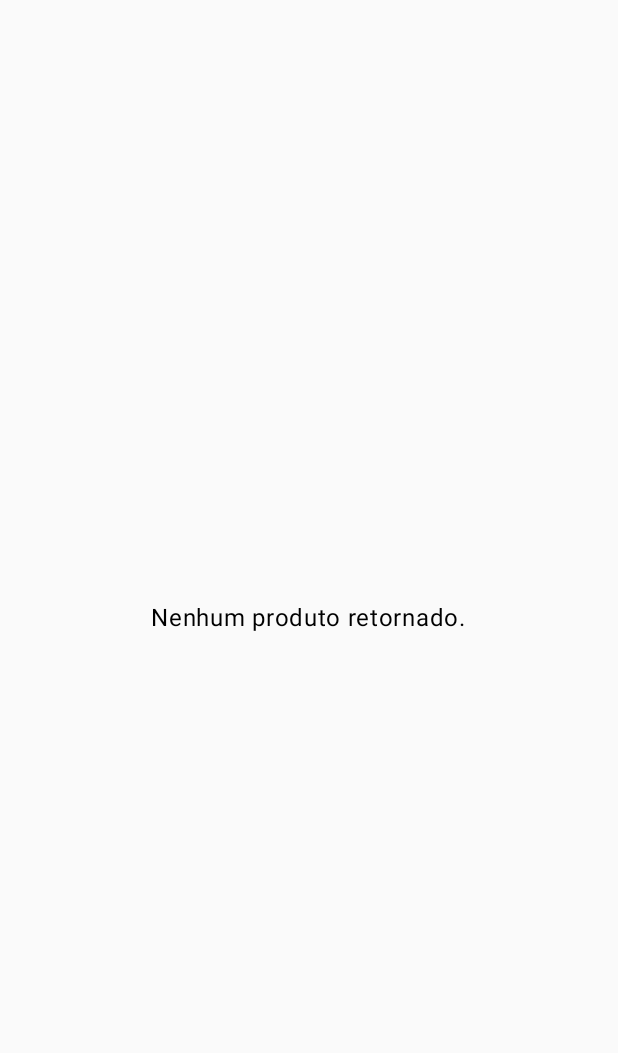
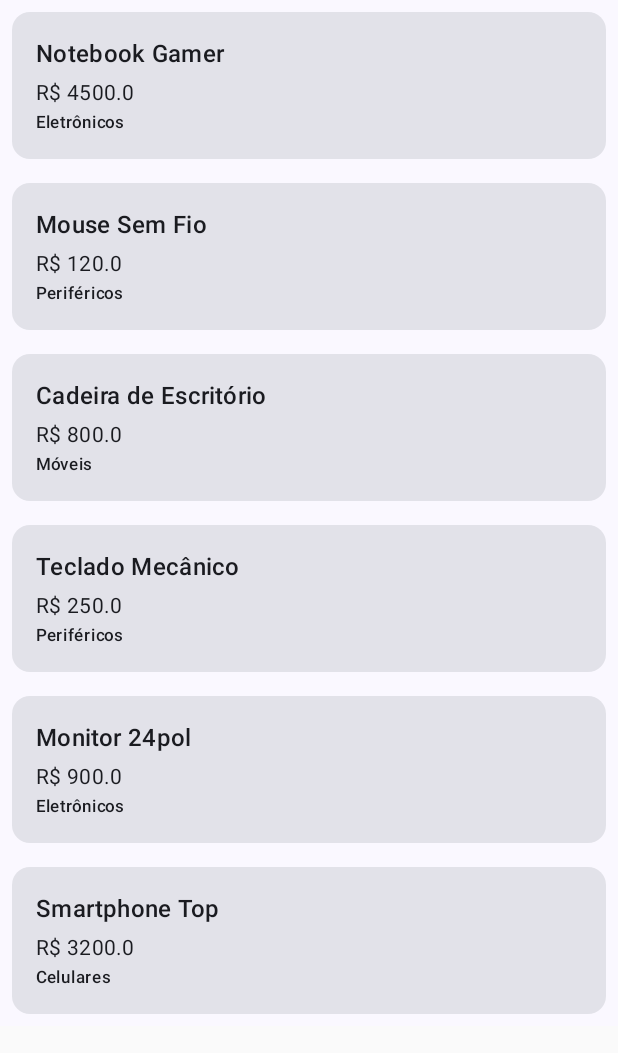
Before and after one commit to MoraesMarcos/App_Catalogo_Produtos, an Android app built with Jetpack Compose: the screen it shows after launch (MainActivity), on a phone screen of 412 x 824 dp. Before the commit the part shown is almost empty. Shown: the top 1053 px of the screen. Run offline under Robolectric (Android 15) with nearby library versions, the phone set to English and light mode, and no system bars.

Commit message:
feat: conecta tela de lista na main activity

```diff
--- a/app/src/main/java/com/example/app_catalogo_produto/MainActivity.kt
+++ b/app/src/main/java/com/example/app_catalogo_produto/MainActivity.kt
@@ -1,53 +1,40 @@
 package com.example.app_catalogo_produto
 
 import android.os.Bundle
+import android.widget.Toast
 import androidx.activity.ComponentActivity
 import androidx.activity.compose.setContent
-import androidx.compose.foundation.layout.Box
-import androidx.compose.foundation.layout.fillMaxSize
-import androidx.compose.material3.Text
-import androidx.compose.runtime.*
-import androidx.compose.ui.Alignment
-import androidx.compose.ui.Modifier
-import com.example.app_catalogo_produto.data.repository.ProductRepositoryImpl
-import com.example.app_catalogo_produto.ui.theme.App_Catalogo_ProdutoTheme // ou o nome do seu tema
+import androidx.compose.material3.MaterialTheme
+import androidx.compose.material3.Surface
+import com.example.app_catalogo_produto.domain.model.Product
+import com.example.app_catalogo_produto.ui.product.ProductListScreen
+import com.example.app_catalogo_produto.ui.state.ProductUiState
+import com.example.app_catalogo_produto.ui.theme.App_Catalogo_ProdutoTheme
 
 class MainActivity : ComponentActivity() {
-
-    private val repository = ProductRepositoryImpl()
 
     override fun onCreate(savedInstanceState: Bundle?) {
         super.onCreate(savedInstanceState)
 
         setContent {
             App_Catalogo_ProdutoTheme {
-                TestApiScreen(repository)
+                Surface(color = MaterialTheme.colorScheme.background) {
+                    val listaFalsa = listOf(
+                        Product(1, "Notebook Gamer", 4500.0, null, "Eletrônicos"),
+                        Product(2, "Mouse Sem Fio", 120.0, null, "Periféricos"),
+                        Product(3, "Cadeira de Escritório", 800.0, null, "Móveis"),
+                        Product(4, "Teclado Mecânico", 250.0, null, "Periféricos"),
+                        Product(5, "Monitor 24pol", 900.0, null, "Eletrônicos"),
+                        Product(6, "Smartphone Top", 3200.0, null, "Celulares")
+                    )
+                    ProductListScreen(
+                        uiState = ProductUiState.Success(listaFalsa),
+                        onProductClick = { idProduto ->
+                            Toast.makeText(this, "Você clicou no ID: $idProduto", Toast.LENGTH_SHORT).show()
+                        }
+                    )
+                }
             }
         }
     }
 }
-
-@Composable
-fun TestApiScreen(repository: ProductRepositoryImpl) {
-    var statusText by remember { mutableStateOf("Carregando produtos...") }
-
-    LaunchedEffect(Unit) {
-        try {
-            val products = repository.getProducts()
-            statusText = if (products.isNotEmpty()) {
-                "Carregou ${products.size} produtos.\nPrimeiro: ${products[0].name}"
-            } else {
-                "Nenhum produto retornado."
-            }
-        } catch (e: Exception) {
-            statusText = "Erro ao carregar: ${e.message}"
-        }
-    }
-
-    Box(
-        modifier = Modifier.fillMaxSize(),
-        contentAlignment = Alignment.Center
-    ) {
-        Text(text = statusText)
-    }
-}
```
